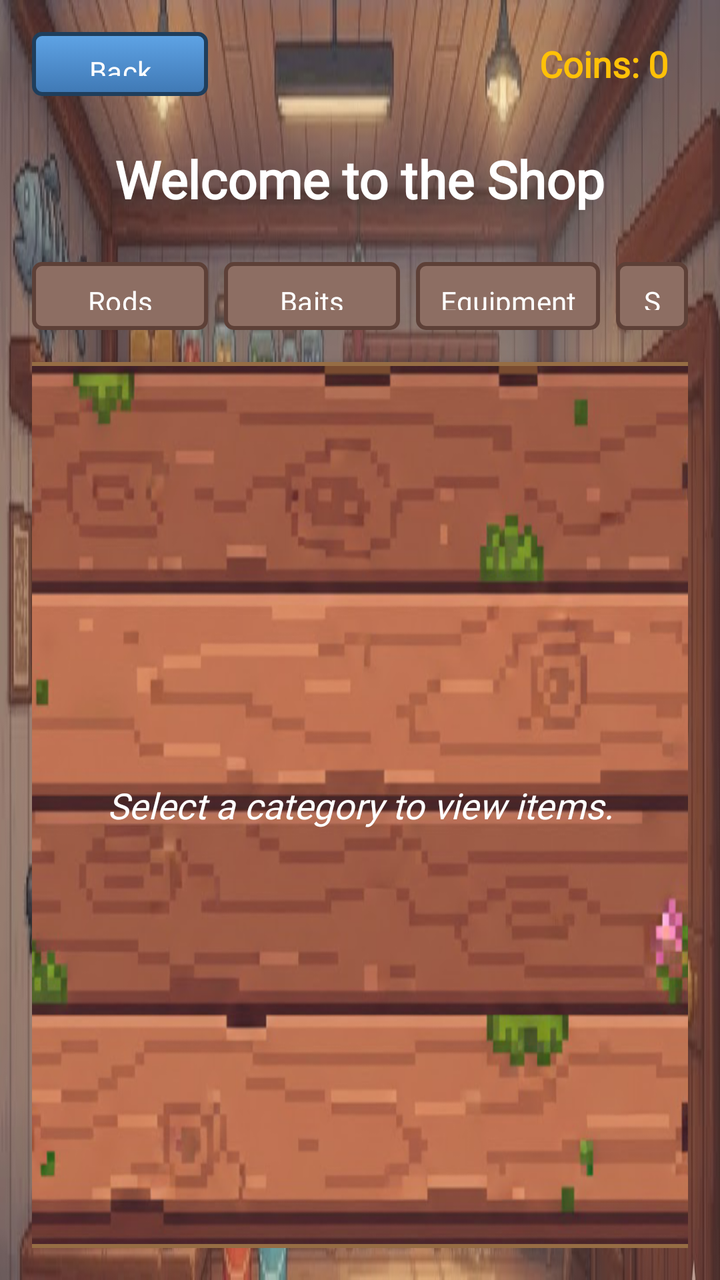
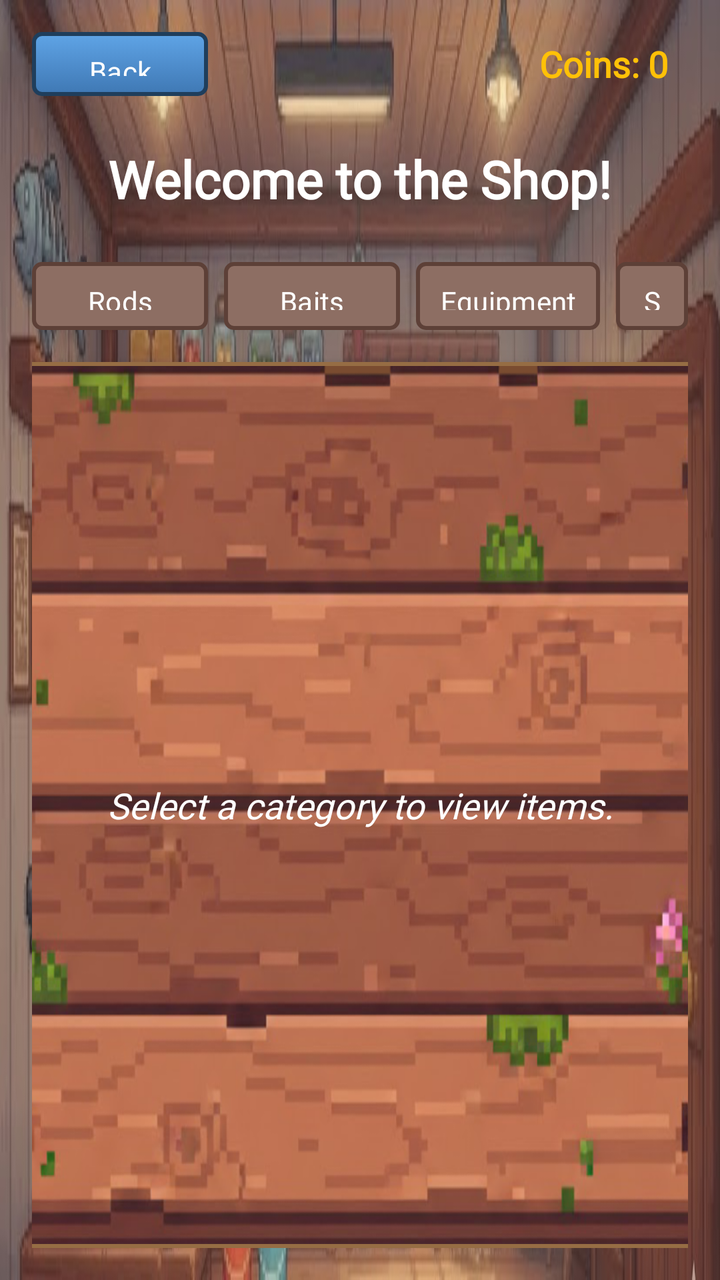

Compare the two renders of this Android layout. The source of the first and the diff that turns it into the second are given below.
<!-- AndroidManifest.xml: application theme Theme.Android_Proyecto -->
<!-- res/layout/activity_shop.xml -->
<?xml version="1.0" encoding="utf-8"?>
<LinearLayout xmlns:android="http://schemas.android.com/apk/res/android"
    xmlns:app="http://schemas.android.com/apk/res-auto"
    android:layout_width="match_parent"
    android:layout_height="match_parent"
    android:orientation="vertical"
    android:padding="16dp"
    android:gravity="center_horizontal"
    android:background="@drawable/shopbackground">

    <FrameLayout
        android:layout_width="match_parent"
        android:layout_height="wrap_content"
        android:paddingBottom="8dp">

        <Button
            android:id="@+id/btnBack"
            android:layout_width="wrap_content"
            android:layout_height="32dp"
            android:text="Back"
            android:background="@drawable/pixel_button_bg"
            app:backgroundTint="@null"
            android:fontFamily="@font/pixel_font"
            android:paddingHorizontal="12dp"
            android:textAllCaps="false"
            android:textSize="14sp"
            android:layout_gravity="start|center_vertical" />

        <TextView
            android:id="@+id/tvCoins"
            android:layout_width="wrap_content"
            android:layout_height="wrap_content"
            android:text="Coins: 0"
            android:textStyle="bold"
            android:textSize="18sp"
            android:textColor="#FFC107"
            android:fontFamily="@font/pixel_font"
            android:layout_gravity="end|center_vertical"
            android:paddingEnd="10dp"
            android:paddingStart="10dp" />
    </FrameLayout>

    <TextView
        android:id="@+id/tvShopTitle"
        android:layout_width="wrap_content"
        android:layout_height="wrap_content"
        android:text="Welcome to the Shop"
        android:textSize="26sp"
        android:textStyle="bold"
        android:textColor="#FFFF"
        android:fontFamily="@font/pixel_font"
        android:layout_marginBottom="24dp"
        android:layout_marginTop="16dp"
        android:layout_gravity="center_horizontal" />

    <LinearLayout
        android:id="@+id/llCategoryButtonsBar"
        android:layout_width="wrap_content"
        android:layout_height="wrap_content"
        android:orientation="horizontal"
        android:layout_gravity="center_horizontal"
        android:layout_marginBottom="16dp">

        <Button
            android:id="@+id/btnRods"
            android:layout_width="wrap_content"
            android:layout_height="34dp"
            android:text="Rods"
            android:background="@drawable/pixel_button_bg_brown"
            app:backgroundTint="@null"
            android:textColor="@android:color/white"
            android:fontFamily="@font/pixel_font"
            android:layout_marginEnd="8dp"
            android:paddingHorizontal="12dp"
            android:textAllCaps="false"
            android:textSize="14sp" />

        <Button
            android:id="@+id/btnBaits"
            android:layout_width="wrap_content"
            android:layout_height="34dp"
            android:text="Baits"
            android:background="@drawable/pixel_button_bg_brown"
            app:backgroundTint="@null"
            android:textColor="@android:color/white"
            android:fontFamily="@font/pixel_font"
            android:layout_marginEnd="8dp"
            android:paddingHorizontal="12dp"
            android:textAllCaps="false"
            android:textSize="14sp" />

        <Button
            android:id="@+id/btnEquipment"
            android:layout_width="wrap_content"
            android:layout_height="34dp"
            android:text="Equipment"
            android:background="@drawable/pixel_button_bg_brown"
            app:backgroundTint="@null"
            android:textColor="@android:color/white"
            android:fontFamily="@font/pixel_font"
            android:layout_marginEnd="8dp"
            android:paddingHorizontal="12dp"
            android:textAllCaps="false"
            android:textSize="14sp" />

        <Button
            android:id="@+id/btnSell"
            android:layout_width="wrap_content"
            android:layout_height="34dp"
            android:text="Sell"
            android:background="@drawable/pixel_button_bg_brown"
            app:backgroundTint="@null"
            android:textColor="@android:color/white"
            android:fontFamily="@font/pixel_font"
            android:paddingHorizontal="12dp"
            android:textAllCaps="false"
            android:textSize="14sp" />
    </LinearLayout>

    <FrameLayout
        android:id="@+id/flShopContent"
        android:layout_width="411dp"
        android:layout_height="206dp"
        android:layout_weight="1"
        android:background="@drawable/bg_login_card"
        android:elevation="6dp"
        android:padding="8dp">

        <androidx.recyclerview.widget.RecyclerView
            android:id="@+id/rvRods"
            android:layout_width="match_parent"
            android:layout_height="match_parent"
            android:padding="6dp"
            android:visibility="gone" />

        <TextView
            android:id="@+id/tvInitialMessage"
            android:layout_width="match_parent"
            android:layout_height="match_parent"
            android:gravity="center"
            android:text="Select a category to view items."
            android:textSize="18sp"
            android:textStyle="italic"
            android:textColor="#FFFF"
            android:fontFamily="@font/pixel_font" />
    </FrameLayout>

    <ProgressBar
        android:id="@+id/progressShop"
        style="?android:attr/progressBarStyleLarge"
        android:layout_width="wrap_content"
        android:layout_height="wrap_content"
        android:layout_marginTop="12dp"
        android:visibility="gone"
        android:indeterminateTint="#2196F3"
        android:layout_gravity="center_horizontal" />

</LinearLayout>
<!-- resources referenced by this layout -->
<resources>
  <!-- drawable bg_login_card (drawable) -->
  <?xml version="1.0" encoding="utf-8"?>
  <layer-list xmlns:android="http://schemas.android.com/apk/res/android">
  
      
      <item>
          <shape android:shape="rectangle">
              <corners android:radius="24dp" />
              <solid android:color="#7A4C30" />
          </shape>
      </item>
  
      
      <item>
          <bitmap
              android:src="@drawable/pixel_wood_bg"
              android:gravity="fill" />
      </item>
  
      
      <item>
          <shape android:shape="rectangle">
              <corners android:radius="24dp" />
              <stroke
                  android:width="2dp"
                  android:color="#966D44" />
          </shape>
      </item>
  
      
      <item
          android:bottom="4dp"
          android:left="4dp"
          android:right="4dp"
          android:top="4dp">
          <shape android:shape="rectangle">
              <corners android:radius="20dp" />
              <padding
                  android:left="16dp"
                  android:top="16dp"
                  android:right="16dp"
                  android:bottom="16dp" />
          </shape>
      </item>
  
  </layer-list>
  <!-- drawable pixel_button_bg (drawable) -->
  <?xml version="1.0" encoding="utf-8"?>
  <selector xmlns:android="http://schemas.android.com/apk/res/android">
  
      <item android:state_pressed="true">
          <shape android:shape="rectangle">
              <corners android:radius="4dp"/>
              <solid android:color="#2D5A8C"/>
              <stroke android:width="2dp" android:color="#1F3E5C"/>
          </shape>
      </item>
  
      <item>
          <shape android:shape="rectangle">
              <corners android:radius="4dp"/>
              <stroke android:width="2dp" android:color="#1F3E5C"/>
              <gradient
                  android:angle="270"
                  android:startColor="#5FA4E6"  android:endColor="#3F78B4"    android:type="linear"/>
          </shape>
      </item>
  </selector>
  <!-- drawable pixel_button_bg_brown (drawable) -->
  <?xml version="1.0" encoding="utf-8"?>
  <selector xmlns:android="http://schemas.android.com/apk/res/android">
  
      <item android:state_pressed="true">
          <shape android:shape="rectangle">
  
              <solid android:color="#6D4C41" />
  
              <stroke
                  android:width="2dp"
                  android:color="#3E2723" />
  
              <corners android:radius="4dp" />
  
              <padding
                  android:left="6dp"
                  android:top="4dp"
                  android:right="6dp"
                  android:bottom="4dp" />
          </shape>
      </item>
  
      <item>
          <shape android:shape="rectangle">
  
              <solid android:color="#8D6E63" />
  
              <stroke
                  android:width="2dp"
                  android:color="#5D4037" />
  
              <corners android:radius="4dp" />
  
              <padding
                  android:left="6dp"
                  android:top="4dp"
                  android:right="6dp"
                  android:bottom="4dp" />
          </shape>
      </item>
  
  </selector>
  <!-- drawable shopbackground: jpg bitmap (drawable, 91862 bytes) -->
  <style name="Theme.Android_Proyecto" parent="Base.Theme.Android_Proyecto" />
  <!-- drawable pixel_wood_bg: png bitmap (drawable, 414177 bytes) -->
  <style name="Base.Theme.Android_Proyecto" parent="Theme.Material3.DayNight.NoActionBar">
          
          
      </style>
</resources>

<!-- the commit's change to res/layout/activity_shop.xml (unified diff, before → after) -->
@@ -44,7 +44,7 @@
         android:id="@+id/tvShopTitle"
         android:layout_width="wrap_content"
         android:layout_height="wrap_content"
-        android:text="Welcome to the Shop"
+        android:text="Welcome to the Shop!"
         android:textSize="26sp"
         android:textStyle="bold"
         android:textColor="#FFFF"
